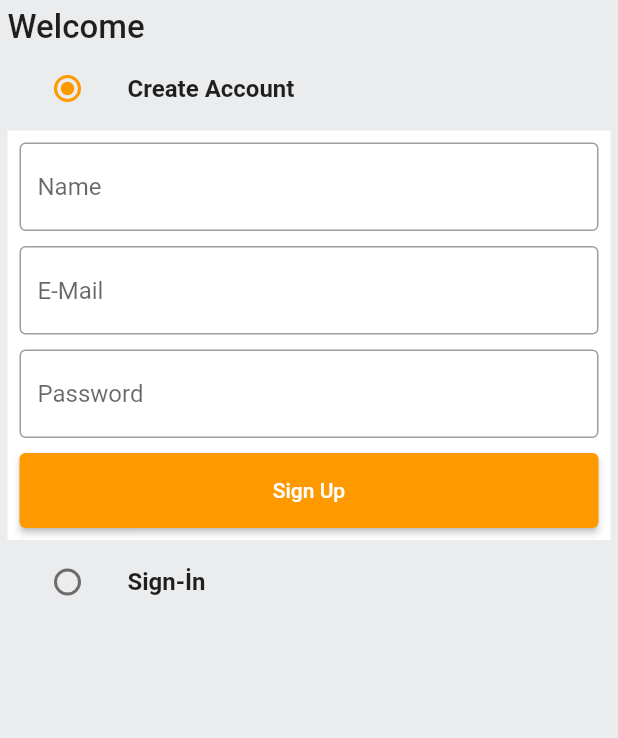
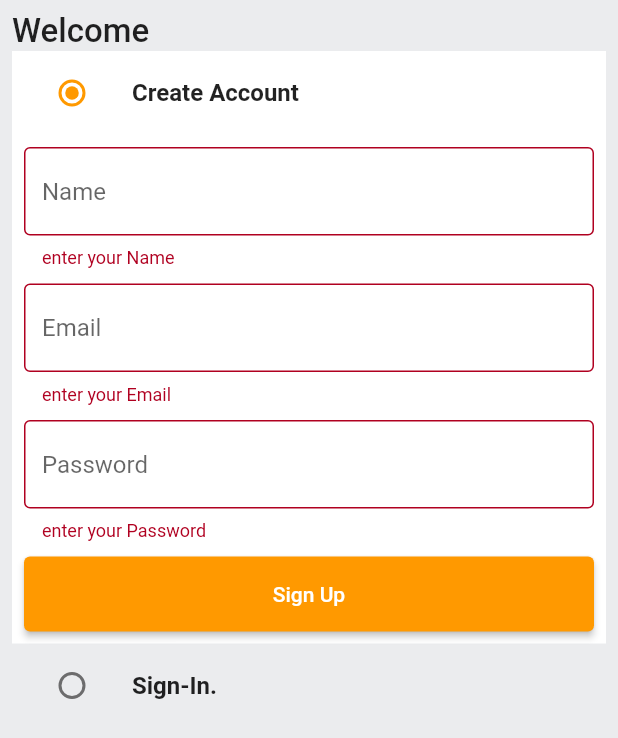
Before and after one commit to omerfarukkanli/amazon_clone, a Flutter app: the screen it shows after launch, after a tap on "Sign Up", on a phone screen of 412 x 824 dp. Shown: the top 738 px of the screen. Run offline on Flutter 3.47's test engine with Material 2 defaults, Android fonts, the phone set to English and light mode, and no system bars.

Commit message:
[Omer Faruk] add models and Sıgnup function

```diff
--- a/lib/common/widgets/custom.textfiled.dart
+++ b/lib/common/widgets/custom.textfiled.dart
@@ -21,7 +21,12 @@ class CustomTextField extends StatelessWidget {
           ),
         ),
       ),
-      validator: (val) {},
+      validator: (val) {
+        if (val == null || val.isEmpty) {
+          return 'enter your $hintText';
+        }
+        return null;
+      },
     );
   }
 }
--- a/lib/constants/global_veriables.dart
+++ b/lib/constants/global_veriables.dart
@@ -1,4 +1,6 @@
 import 'package:flutter/material.dart';
+
+String uri = 'http://:3000';
 
 class GlobalVariables {
   // COLORS
--- a/lib/features/auth/screens/auth.screen.dart
+++ b/lib/features/auth/screens/auth.screen.dart
@@ -1,6 +1,7 @@
 import 'package:amazon_clone/common/widgets/custom.button.dart';
 import 'package:amazon_clone/common/widgets/custom.textfiled.dart';
 import 'package:amazon_clone/constants/global_veriables.dart';
+import 'package:amazon_clone/features/auth/services/auth.service.dart';
 import 'package:flutter/material.dart';
 
 enum Auth {
@@ -9,18 +10,18 @@ enum Auth {
 }
 
 class AuthScreen extends StatefulWidget {
-  static const String routName = '/auth-screen';
-  const AuthScreen({super.key});
+  static const String routeName = '/auth-screen';
+  const AuthScreen({Key? key}) : super(key: key);
 
   @override
-  State<AuthScreen> createState() => _AuthScreen();
+  State<AuthScreen> createState() => _AuthScreenState();
 }
 
-class _AuthScreen extends State<AuthScreen> {
+class _AuthScreenState extends State<AuthScreen> {
   Auth _auth = Auth.signup;
   final _signUpFormKey = GlobalKey<FormState>();
   final _signInFormKey = GlobalKey<FormState>();
-
+  final AuthService authService = AuthService();
   final TextEditingController _emailController = TextEditingController();
   final TextEditingController _passwordController = TextEditingController();
   final TextEditingController _nameController = TextEditingController();
@@ -33,13 +34,22 @@ class _AuthScreen extends State<AuthScreen> {
     _nameController.dispose();
   }
 
+  void signUpUser() {
+    authService.signUpUser(
+      context: context,
+      email: _emailController.text,
+      password: _passwordController.text,
+      name: _nameController.text,
+    );
+  }
+
   @override
   Widget build(BuildContext context) {
     return Scaffold(
       backgroundColor: GlobalVariables.greyBackgroundCOlor,
       body: SafeArea(
         child: Padding(
-          padding: const EdgeInsets.all(5.0),
+          padding: const EdgeInsets.all(8.0),
           child: Column(
             crossAxisAlignment: CrossAxisAlignment.start,
             children: [
@@ -51,6 +61,9 @@ class _AuthScreen extends State<AuthScreen> {
                 ),
               ),
               ListTile(
+                tileColor: _auth == Auth.signup
+                    ? GlobalVariables.backgroundColor
+                    : GlobalVariables.greyBackgroundCOlor,
                 title: const Text(
                   'Create Account',
                   style: TextStyle(
@@ -70,7 +83,7 @@ class _AuthScreen extends State<AuthScreen> {
               ),
               if (_auth == Auth.signup)
                 Container(
-                  padding: const EdgeInsets.all(8.0),
+                  padding: const EdgeInsets.all(8),
                   color: GlobalVariables.backgroundColor,
                   child: Form(
                     key: _signUpFormKey,
@@ -83,7 +96,7 @@ class _AuthScreen extends State<AuthScreen> {
                         const SizedBox(height: 10),
                         CustomTextField(
                           controller: _emailController,
-                          hintText: 'E-Mail',
+                          hintText: 'Email',
                         ),
                         const SizedBox(height: 10),
                         CustomTextField(
@@ -93,15 +106,22 @@ class _AuthScreen extends State<AuthScreen> {
                         const SizedBox(height: 10),
                         CustomButton(
                           text: 'Sign Up',
-                          onTap: () {},
+                          onTap: () {
+                            if (_signUpFormKey.currentState!.validate()) {
+                              signUpUser();
+                            }
+                          },
                         )
                       ],
                     ),
                   ),
                 ),
               ListTile(
+                tileColor: _auth == Auth.signin
+                    ? GlobalVariables.backgroundColor
+                    : GlobalVariables.greyBackgroundCOlor,
                 title: const Text(
-                  'Sign-İn',
+                  'Sign-In.',
                   style: TextStyle(
                     fontWeight: FontWeight.bold,
                   ),
@@ -119,7 +139,7 @@ class _AuthScreen extends State<AuthScreen> {
               ),
               if (_auth == Auth.signin)
                 Container(
-                  padding: const EdgeInsets.all(8.0),
+                  padding: const EdgeInsets.all(8),
                   color: GlobalVariables.backgroundColor,
                   child: Form(
                     key: _signInFormKey,
@@ -127,7 +147,7 @@ class _AuthScreen extends State<AuthScreen> {
                       children: [
                         CustomTextField(
                           controller: _emailController,
-                          hintText: 'E-Mail',
+                          hintText: 'Email',
                         ),
                         const SizedBox(height: 10),
                         CustomTextField(
@@ -137,7 +157,9 @@ class _AuthScreen extends State<AuthScreen> {
                         const SizedBox(height: 10),
                         CustomButton(
                           text: 'Sign In',
-                          onTap: () {},
+                          onTap: () {
+                            if (_signInFormKey.currentState!.validate()) {}
+                          },
                         )
                       ],
                     ),
--- /dev/null
+++ b/lib/models/user.model.dart
@@ -0,0 +1,69 @@
+import 'dart:convert';
+
+class User {
+  final String id;
+  final String name;
+  final String email;
+  final String password;
+  final String address;
+  final String type;
+  final String token;
+
+  User({
+    required this.id,
+    required this.name,
+    required this.email,
+    required this.password,
+    required this.address,
+    required this.type,
+    required this.token,
+  });
+
+  Map<String, dynamic> toMap() {
+    return {
+      'id': id,
+      'name': name,
+      'email': email,
+      'password': password,
+      'address': address,
+      'type': type,
+      'token': token,
+    };
+  }
+
+  factory User.fromMap(Map<String, dynamic> map) {
+    return User(
+      id: map['_id'] ?? '',
+      name: map['name'] ?? '',
+      email: map['email'] ?? '',
+      password: map['password'] ?? '',
+      address: map['address'] ?? '',
+      type: map['type'] ?? '',
+      token: map['token'] ?? '',
+    );
+  }
+
+  String toJson() => json.encode(toMap());
+
+  factory User.fromJson(String source) => User.fromMap(json.decode(source));
+
+  User copyWith({
+    String? id,
+    String? name,
+    String? email,
+    String? password,
+    String? address,
+    String? type,
+    String? token,
+  }) {
+    return User(
+      id: id ?? this.id,
+      name: name ?? this.name,
+      email: email ?? this.email,
+      password: password ?? this.password,
+      address: address ?? this.address,
+      type: type ?? this.type,
+      token: token ?? this.token,
+    );
+  }
+}
--- a/lib/router.dart
+++ b/lib/router.dart
@@ -3,10 +3,12 @@ import 'package:flutter/material.dart';
 
 Route<dynamic> generateRoute(RouteSettings routeSettings) {
   switch (routeSettings.name) {
-    case AuthScreen.routName:
-      return (MaterialPageRoute(
+    case AuthScreen.routeName:
+      return MaterialPageRoute(
+        settings: routeSettings,
         builder: (_) => const AuthScreen(),
-      ));
+      );
+
     default:
       return (MaterialPageRoute(
         builder: (_) => const Scaffold(
--- a/pubspec.yaml
+++ b/pubspec.yaml
@@ -7,8 +7,10 @@ environment:
   sdk: '>=2.19.5 <3.0.0'
 
 dependencies:
+  dataclass_beta_generator: ^1.1.1
   flutter:
     sdk: flutter
+  http: ^0.13.5
 
 dev_dependencies:
   flutter_test:
```
Also changed, not shown: lib/constants/error.handling.dart (added, +24 -0 lines), lib/constants/utils.dart (added, +9 -0 lines), lib/features/auth/services/auth.service.dart (added, +51 -0 lines), pubspec.lock.
